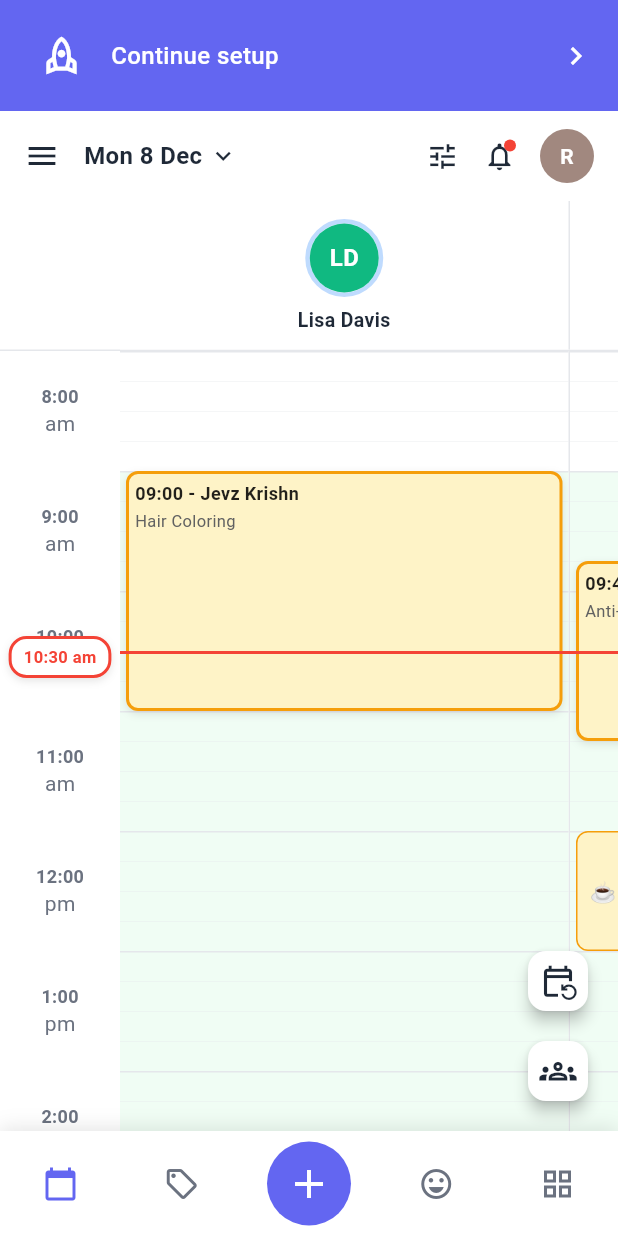
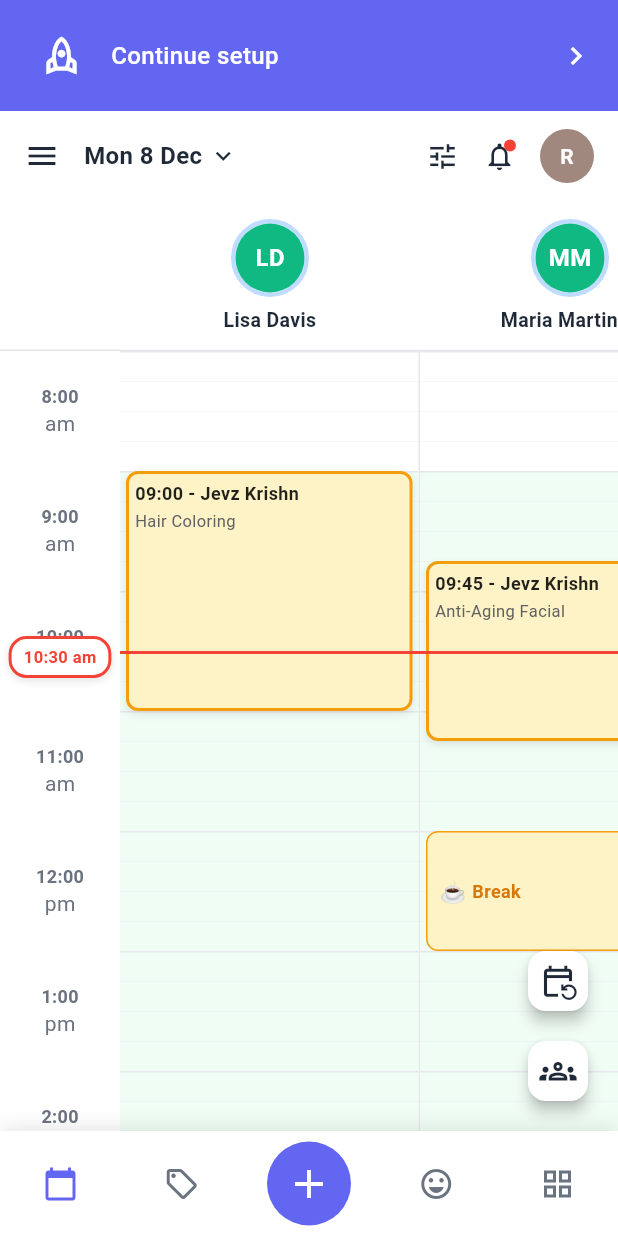
Before and after one commit to levah147/Appointment_Calendar, a Flutter app: the screen it shows after launch, on a phone screen of 412 x 824 dp. Run offline on Flutter 3.47's test engine with Material 3 defaults, Android fonts, the phone set to English and light mode, and no system bars.

Commit message:
all must

```diff
--- a/lib/widgets/staff_column_widget.dart
+++ b/lib/widgets/staff_column_widget.dart
@@ -26,7 +26,7 @@ class StaffColumnWidget extends StatelessWidget {
     final isDark = Theme.of(context).brightness == Brightness.dark;
 
     return Container(
-      width: 300,
+      width: 200,
       decoration: BoxDecoration(
         color: Theme.of(context).colorScheme.surface,
         border: Border(
--- a/lib/widgets/staff_header_row.dart
+++ b/lib/widgets/staff_header_row.dart
@@ -18,13 +18,10 @@ class StaffHeaderRow extends StatelessWidget {
     final isUnavailable = staffBooking.unavailability.isNotEmpty;
 
     return Container(
-      width: 300,
+      width: 200,
       padding: const EdgeInsets.all(12),
       decoration: BoxDecoration(
         color: Theme.of(context).colorScheme.surface,
-        border: Border(
-          right: BorderSide(color: AppTheme.getBorderColor(context)),
-        ),
       ),
       child: Column(
         mainAxisAlignment: MainAxisAlignment.center,
@@ -91,7 +88,7 @@ class StaffHeaderRow extends StatelessWidget {
           BoxShadow(
             color: Colors.black.withOpacity(0.08),
             // blurRadius: 10,
-            offset: const Offset(0, 2),
+            // offset: const Offset(0, 2),
           ),
         ],
       ),
```
